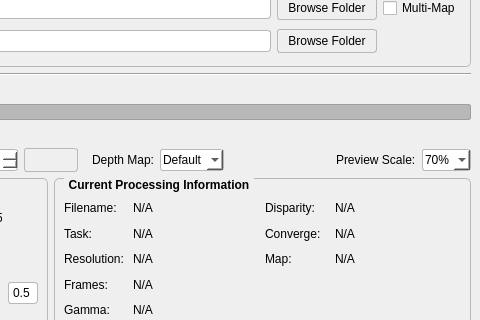
This is core/ui/splatting.ui in Billynom8/StereoCrafter as Qt 5 draws it before an edit; both pictures show x 829 to 1309 and y 121 to 441 of the 1309 by 755 pixel window. The edited form follows.
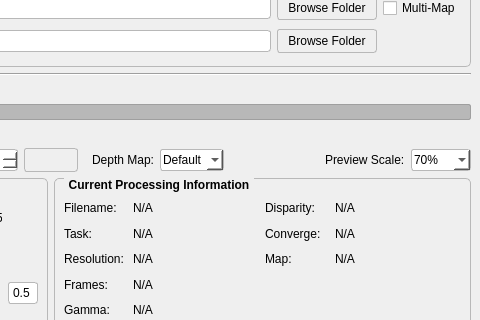
This is the edited form. Icons and pictures are not drawn.

What changed in the file:
```diff
--- a/core/ui/splatting.ui
+++ b/core/ui/splatting.ui
@@ -527,6 +527,12 @@
       </item>
       <item>
        <widget class="QComboBox" name="comboBox_preview_scale">
+        <property name="minimumSize">
+         <size>
+          <width>60</width>
+          <height>0</height>
+         </size>
+        </property>
         <item>
          <property name="text">
           <string>70%</string>
```
